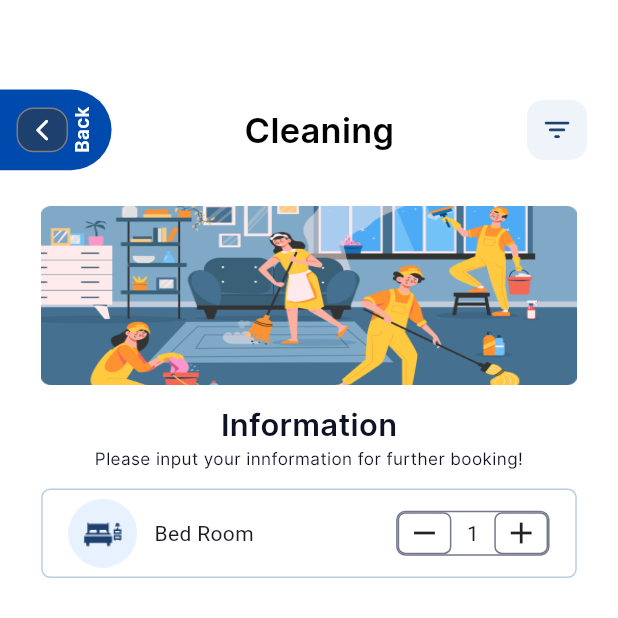
After one commit to Shamim-Raihan/time_2_clean, a Flutter app: the CleaningDetailsScreen screen opened directly, on a phone screen of 412 x 824 dp, the top half of it. The commit adds this screen. Run offline on Flutter 3.47's test engine with Material 3 defaults, Android fonts, the phone set to English and light mode, and no system bars; our stand-ins replace flutter_screenutil, get, intl_phone_number_input, pinput.

Commit message:
clean details page

```diff
--- /dev/null
+++ b/lib/global_widgets/header_image.dart
@@ -0,0 +1,19 @@
+import 'package:flutter/material.dart';
+import 'package:flutter_screenutil/flutter_screenutil.dart';
+
+class HeaderImage extends StatelessWidget {
+  final String headerImage;
+  const HeaderImage({super.key, required this.headerImage});
+
+  @override
+  Widget build(BuildContext context) {
+    return SizedBox(
+      height: 100.h,
+      width: double.infinity,
+      child: Image.asset(
+        headerImage,
+        fit: BoxFit.fill,
+      ),
+    );
+  }
+}
--- /dev/null
+++ b/lib/global_widgets/item_select_card.dart
@@ -0,0 +1,67 @@
+import 'package:flutter/material.dart';
+import 'package:flutter_screenutil/flutter_screenutil.dart';
+import 'package:time_2_clean/utils/color_helper.dart';
+import 'package:time_2_clean/utils/decoration_helper.dart';
+import 'package:time_2_clean/utils/space_helper.dart';
+
+class ItemSelectCard extends StatelessWidget {
+  final String leadingImage;
+  final String title;
+  final String quantity;
+  const ItemSelectCard(
+      {super.key,
+      required this.leadingImage,
+      required this.title,
+      required this.quantity});
+
+  @override
+  Widget build(BuildContext context) {
+    return Container(
+      height: 50.h,
+      decoration: DecorationHelper().itemSelectCardDecoraion(),
+      child: Padding(
+        padding: EdgeInsets.symmetric(horizontal: 15.w, vertical: 5.h),
+        child: Row(
+          children: [
+            Image.asset(leadingImage),
+            SpaceHelper.horizontalSpace10,
+            Expanded(child: Text(title)),
+            Container(
+              height: 25.h,
+              decoration: DecorationHelper().quantityDecoration(),
+              child: Row(
+                children: [
+                  Container(
+                    height: 25.h,
+                    width: 30.h,
+                    decoration: actionDecoration(),
+                    child: const Icon(Icons.remove),
+                  ),
+                  SizedBox(
+                    width: 25.w,
+                    child: const Center(child: Text('1')),
+                  ),
+                  Container(
+                    height: 25.h,
+                    width: 30.h,
+                    decoration: actionDecoration(),
+                    child: const Icon(Icons.add),
+                  ),
+                ],
+              ),
+            )
+          ],
+        ),
+      ),
+    );
+  }
+
+  BoxDecoration actionDecoration() {
+    return BoxDecoration(
+        border: Border.all(
+          width: 1,
+          color: ColorHelper.greyColor,
+        ),
+        borderRadius: BorderRadius.circular(5));
+  }
+}
--- /dev/null
+++ b/lib/screens/cleaning_details/view/cleaning_details_screen.dart
@@ -0,0 +1,70 @@
+import 'package:flutter/material.dart';
+import 'package:flutter_screenutil/flutter_screenutil.dart';
+import 'package:time_2_clean/global_widgets/common_appbar.dart';
+import 'package:time_2_clean/global_widgets/header_image.dart';
+import 'package:time_2_clean/global_widgets/item_select_card.dart';
+import '../../../utils/color_helper.dart';
+import '../../../utils/space_helper.dart';
+import '../../../utils/style_helper.dart';
+
+class CleaningDetailsScreen extends StatelessWidget {
+  const CleaningDetailsScreen({super.key});
+
+  @override
+  Widget build(BuildContext context) {
+    return Scaffold(
+      backgroundColor: ColorHelper.bgColor,
+      body: Column(
+        children: [
+          SpaceHelper.verticalSpace50,
+          const CommonAppbar(
+            title: 'Cleaning',
+          ),
+          Padding(
+            padding: EdgeInsets.symmetric(horizontal: 24.w),
+            child: Column(
+              children: [
+                SpaceHelper.verticalSpace20,
+                _buildHeaderImage(),
+                SpaceHelper.verticalSpace10,
+                _buildInfoView(),
+                SpaceHelper.verticalSpace10,
+                _buildSelectionView(),
+              ],
+            ),
+          )
+        ],
+      ),
+    );
+  }
+
+  _buildSelectionView() {
+    return const SingleChildScrollView(
+      physics: BouncingScrollPhysics(parent: AlwaysScrollableScrollPhysics()),
+      child: ItemSelectCard(
+          leadingImage: 'assets/images/bed_room_icon.png',
+          title: 'Bed Room',
+          quantity: '1'),
+    );
+  }
+
+  Widget _buildInfoView() {
+    return Column(
+      children: [
+        Text(
+          'Information',
+          style: StyleHelper.interSemiBold18,
+        ),
+        Text(
+          'Please input your innformation for further booking!',
+          style: StyleHelper.interMedium10,
+          textAlign: TextAlign.center,
+        ),
+      ],
+    );
+  }
+
+  Widget _buildHeaderImage() {
+    return const HeaderImage(headerImage: 'assets/images/cleaning_header.png');
+  }
+}
--- a/lib/utils/color_helper.dart
+++ b/lib/utils/color_helper.dart
@@ -12,4 +12,6 @@ class ColorHelper {
   static Color greyIconColor = const Color(0xffD9D9D9);
   static Color services1stColor = const Color(0xffEEFFC7);
   static Color services2ndColor = const Color(0xffFFEEDF);
+  static Color containerBorderColor = const Color.fromARGB(255, 186, 205, 229);
+
 }
--- /dev/null
+++ b/lib/utils/decoration_helper.dart
@@ -0,0 +1,18 @@
+import 'package:flutter/material.dart';
+import 'package:time_2_clean/utils/color_helper.dart';
+
+class  DecorationHelper {
+  BoxDecoration itemSelectCardDecoraion () {
+    return BoxDecoration(
+      border: Border
+      .all(width: 1, color: ColorHelper.containerBorderColor,), borderRadius: BorderRadius.circular(6)
+    );
+  }
+
+    BoxDecoration quantityDecoration () {
+    return BoxDecoration(
+      border: Border
+      .all(width: 1, color: ColorHelper.greyColor,), borderRadius: BorderRadius.circular(6)
+    );
+  }
+}
```
Also changed, not shown: assets/images/bed_room_icon.png (added), assets/images/cleaning_header.png (added).
